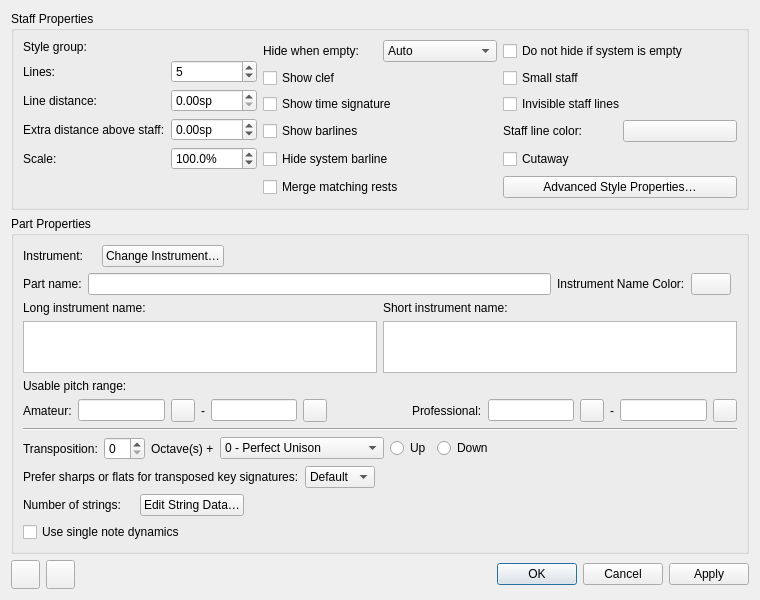
Before: the Qt Designer form mscore/editstaff.ui in fp22june/MuseScore, drawn with Qt 5.
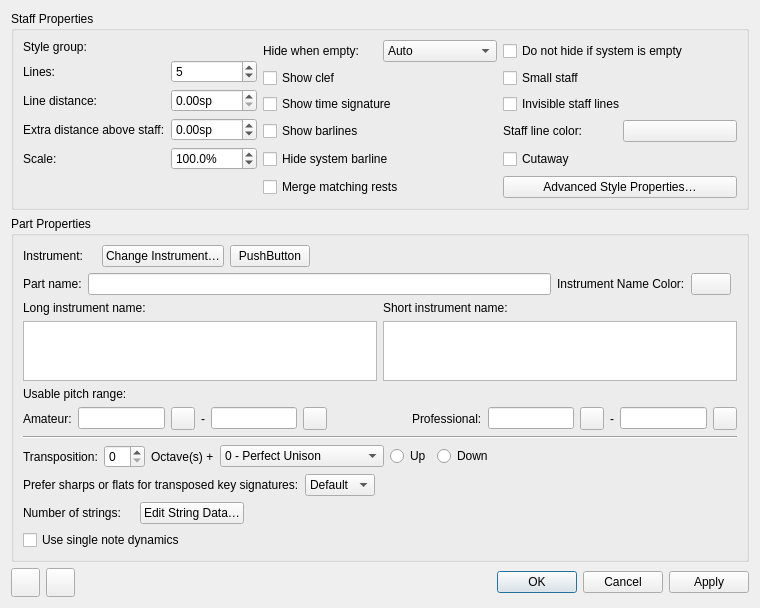
After: the same form once the commit is applied. Icons and pictures are not drawn. Custom widgets are drawn as their Qt base class.

What changed in the file:
```diff
--- a/mscore/editstaff.ui
+++ b/mscore/editstaff.ui
@@ -7,7 +7,7 @@
     <x>0</x>
     <y>0</y>
     <width>760</width>
-    <height>600</height>
+    <height>608</height>
    </rect>
   </property>
   <property name="sizePolicy">
@@ -352,6 +352,13 @@
             </property>
            </widget>
           </item>
+          <item>
+           <widget class="QPushButton" name="addC">
+            <property name="text">
+             <string>PushButton</string>
+            </property>
+           </widget>
+          </item>
           <item>
            <spacer name="horizontalSpacer_4">
             <property name="orientation">
```
Left out of the diff: 28 changed lines with no effect on the pictures.
